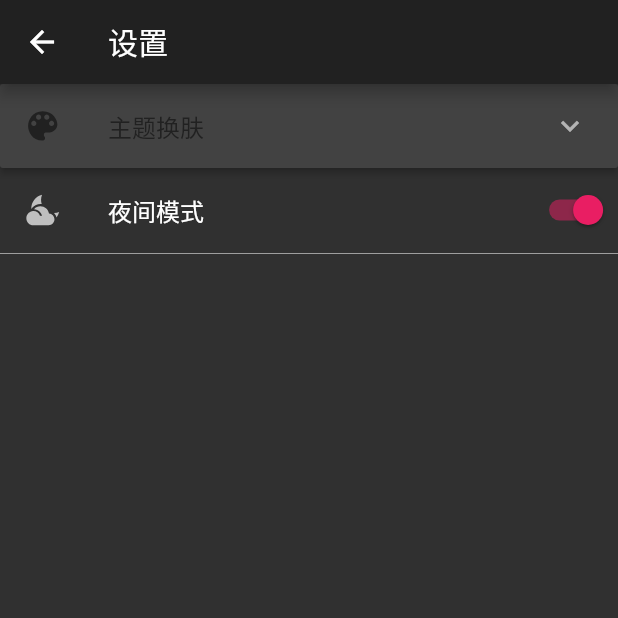
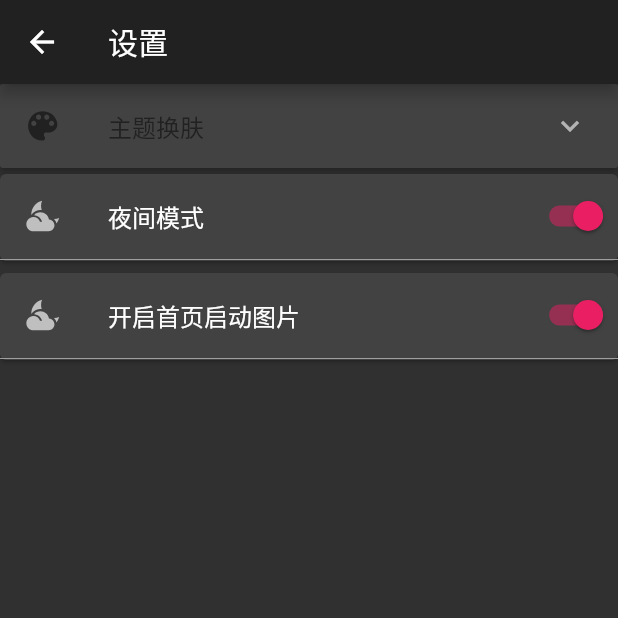
Before and after one commit to lingxiaoplus/flutter_picture, a Flutter app: the SettingPage screen opened directly, after a tap on "夜间模式", on a phone screen of 412 x 824 dp, the top half of it. Run offline on Flutter 3.47's test engine with Material 2 defaults, Android fonts, the phone set to English and light mode, and no system bars; our stand-ins replace dio, flutter_svg, rxdart, shared_preferences, sqflite, transparent_image; missing offline and left inert: image_picker_saver; accounts and stored records are empty; network calls fail.

```diff
--- a/lib/GlobalProperties.dart
+++ b/lib/GlobalProperties.dart
@@ -70,6 +70,7 @@ class GlobalProperties{
 
   static const THEME_COLOR = "theme_color";
   static const THEME_BRIGHTNESS_LIGHT = "theme_brightness_light";
+  static const OPEN_DALY_IMAGE = "open_daly_image";
 
   static const List<MaterialColor> colors = [Colors.pink,Colors.red,Colors.purple,
     Colors.blue,Colors.lightBlue,
--- a/lib/comon/ListPage.dart
+++ b/lib/comon/ListPage.dart
@@ -1,5 +1,7 @@
 import 'package:flutter/material.dart';
 import 'package:flutter_staggered_grid_view/flutter_staggered_grid_view.dart';
+
+import 'EmptyPage.dart';
 
 typedef HeaderWidgetBuild = Widget Function(BuildContext context, int position);
 typedef FooterWidgetBuild = Widget Function(BuildContext context, int position);
@@ -69,6 +71,9 @@ class ListPageState extends State<ListPage> {
 
   @override
   Widget build(BuildContext context) {
+    if(widget.listData.length < 1){
+      return EmptyPage();
+    }
     return StaggeredGridView.countBuilder(
       controller: _scrollController,
       shrinkWrap: true,
--- a/lib/home/category.dart
+++ b/lib/home/category.dart
@@ -74,7 +74,7 @@ class CategoryPageState extends State<CategoryPage> with AutomaticKeepAliveClien
             MaterialPageRoute(
               builder: (context) =>
                   VerticalPage(url: GlobalProperties.BASE_URL +
-                      GlobalProperties.CATEGORY_VERTICAL_URL + "/${wallpapers[position].id}/vertical"),));
+                      GlobalProperties.BANNER_URL + "/${wallpapers[position].id}/vertical"),));
       },
     );
     return Card(
--- a/lib/home/drawer/settings.dart
+++ b/lib/home/drawer/settings.dart
@@ -4,18 +4,21 @@ import 'package:flutter_svg/svg.dart';
 import 'package:shared_preferences/shared_preferences.dart';
 
 import '../../GlobalProperties.dart';
-class SettingPage extends StatefulWidget{
+
+class SettingPage extends StatefulWidget {
   @override
   State<StatefulWidget> createState() {
     return SettingPageState();
   }
 }
 
-class SettingPageState extends State<SettingPage>{
+class SettingPageState extends State<SettingPage> {
   List<Item> _data;
   bool openDark = false;
+  bool openDalyImage = true;  //是否开启日图
 
   bool isColorExpanded = false;
+
   @override
   void initState() {
     super.initState();
@@ -24,12 +27,18 @@ class SettingPageState extends State<SettingPage>{
     getLocalProperties();
   }
 
-  void getLocalProperties() async{
+  void getLocalProperties() async {
     SharedPreferences prefs = await SharedPreferences.getInstance();
     bool light = prefs.getBool(GlobalProperties.THEME_BRIGHTNESS_LIGHT);
-    if(light != null){
+    bool dalyImage = prefs.getBool(GlobalProperties.OPEN_DALY_IMAGE);
+    if (light != null) {
       setState(() {
         openDark = !light;
+      });
+    }
+    if(dalyImage != null){
+      setState(() {
+        openDalyImage = dalyImage;
       });
     }
   }
@@ -46,38 +55,75 @@ class SettingPageState extends State<SettingPage>{
         child: Column(
           children: <Widget>[
             _buildPanel(),
-            _buildSwitch(),
-            DecoratedBox(decoration: BoxDecoration(
+            InkWell(
+              child: _buildSwitch(
+                  ListTile(
+                title: Text('夜间模式'),
+                leading: getSvg('assets/md-cloudy-night.svg'), )
+                  ,openDark,
+                  changedLightTheme),
+              onTap: () {
+                changedLightTheme(openDark);
+              },
+            ),
+            InkWell(
+              child: _buildSwitch(
+                  ListTile(
+                    title: Text('${openDalyImage?"开启":"关闭"}首页启动图片'),
+                    leading: getSvg('assets/md-cloudy-night.svg'), )
+                  ,openDalyImage,
+                  changeDalyImage),
+              onTap: () {
+                changeDalyImage(openDalyImage);
+              },
+            ),
+            DecoratedBox(
+                decoration: BoxDecoration(
                     border: Border(
-                top: Divider.createBorderSide(context,color: Colors.cyan,width: 25),
-                  bottom: Divider.createBorderSide(context,color: Colors.cyan,width: 25))
-            )),
+                        top: Divider.createBorderSide(context,
+                            color: Colors.cyan, width: 25),
+                        bottom: Divider.createBorderSide(context,
+                            color: Colors.cyan, width: 25)))),
           ],
         ),
       ),
     );
   }
 
-  void postBrightChanged(bool opened){
+  void changedLightTheme(bool opened){
+    setState(() {
+      openDark = !opened;
+    });
+    postBrightChanged(openDark);
+  }
+
+  void changeDalyImage(bool opened) async{
+    setState(() {
+      openDalyImage = !opened;
+    });
+    SharedPreferences prefs = await SharedPreferences.getInstance();
+    prefs.setBool(GlobalProperties.OPEN_DALY_IMAGE, openDalyImage);
+  }
+
+  void postBrightChanged(bool opened) {
     ChangeThemeEvent event;
-    if(opened) {
+    if (opened) {
       event = new ChangeThemeEvent(brightness: Brightness.dark);
-    }else{
+    } else {
       event = new ChangeThemeEvent(brightness: Brightness.light);
     }
     RxBus.instance.post(event);
   }
 
   List<Item> generateItems(int numberOfItems) {
-
     return List.generate(numberOfItems, (int index) {
       return Item(
           headerValue: 'Panel $index',
           expandedValue: 'This is item number $index',
-        color: GlobalProperties.colors[index]
-      );
+          color: GlobalProperties.colors[index]);
     });
   }
+
   Widget _buildPanel() {
     return ExpansionPanelList(
       expansionCallback: (int index, bool isExpanded) {
@@ -90,10 +136,14 @@ class SettingPageState extends State<SettingPage>{
           headerBuilder: (BuildContext context, bool isExpanded) {
             return InkWell(
               child: ListTile(
-                title: Text('主题换肤',style: TextStyle(color: Theme.of(context).primaryColor),),
-                leading: getSvg('assets/ic_theme.svg',color: Theme.of(context).primaryColor),
+                title: Text(
+                  '主题换肤',
+                  style: TextStyle(color: Theme.of(context).primaryColor),
                 ),
-                onTap: (){
+                leading: getSvg('assets/ic_theme.svg',
+                    color: Theme.of(context).primaryColor),
+              ),
+              onTap: () {
                 setState(() {
                   isColorExpanded = !isExpanded;
                 });
@@ -101,8 +151,7 @@ class SettingPageState extends State<SettingPage>{
             );
           },
           body: Wrap(
-              children:
-              _data.asMap().keys.map((index) {
+            children: _data.asMap().keys.map((index) {
               return InkWell(
                 child: Padding(
                   padding: EdgeInsets.all(4.0),
@@ -110,14 +159,17 @@ class SettingPageState extends State<SettingPage>{
                     width: 50,
                     height: 50,
                     child: DecoratedBox(
-                          decoration: BoxDecoration(color: _data[index].color)),),),
-                  onTap: (){
+                        decoration: BoxDecoration(color: _data[index].color)),
+                  ),
+                ),
+                onTap: () {
                   var themeData = Theme.of(context).copyWith(
                     brightness: Brightness.light,
                     primaryColor: _data[index].color,
                   );
 
-                    ChangeThemeEvent event = new ChangeThemeEvent(color: _data[index].color,position: index);
+                  ChangeThemeEvent event = new ChangeThemeEvent(
+                      color: _data[index].color, position: index);
                   RxBus.instance.post(event);
                 },
               );
@@ -129,40 +181,30 @@ class SettingPageState extends State<SettingPage>{
     );
   }
 
-  Widget _buildSwitch(){
+  Widget _buildSwitch(ListTile listTile,bool opened,ValueChanged<bool> valueChanged) {
     return Row(
       //crossAxisAlignment: CrossAxisAlignment.center,
       children: <Widget>[
-        Expanded(child: ListView(
+        Expanded(
+            child: Card(
+              margin: EdgeInsets.only(top: 4.0,bottom: 4.0),
+              child: ListView(
                 shrinkWrap: true,
                 children: <Widget>[
-            Flex(direction: Axis.horizontal,children: <Widget>[
+                  Flex(
+                    direction: Axis.horizontal,
+                    children: <Widget>[
                       Expanded(
                         flex: 6,
-                child:InkWell(
-                  child: ListTile(
-                    title: Text('夜间模式'),
-                    leading: getSvg('assets/md-cloudy-night.svg'),
-                  ),
-                  onTap: (){
-                    setState(() {
-                      openDark = !openDark;
-                    });
-                    postBrightChanged(openDark);
-                  },
-                ),
+                        child: listTile,
                       ),
                       Expanded(
-                flex:1,
+                        flex: 1,
                         child: Switch.adaptive(
-                  value: openDark,
+                          value: opened,
                           activeColor: Colors.pink,
-                  onChanged: (bool opened){
-                    setState(() {
-                      openDark = opened;
-                    });
-                    postBrightChanged(opened);
-                  },),
+                          onChanged: valueChanged,
+                        ),
                       )
                     ],
                   ),
@@ -170,15 +212,19 @@ class SettingPageState extends State<SettingPage>{
                     height: 2.0,
                     color: Colors.grey,
                   )
-
                 ],
-        )),
+              ),
+            )
+        ),
       ],
     );
   }
 
-  Widget getSvg(String name,{Color color}){
-    var pic = SvgPicture.asset(name,color: color,);
+  Widget getSvg(String name, {Color color}) {
+    var pic = SvgPicture.asset(
+      name,
+      color: color,
+    );
     return SizedBox(
       width: 25,
       height: 25,
@@ -188,12 +234,11 @@ class SettingPageState extends State<SettingPage>{
 }
 
 class Item {
-  Item({
-    this.expandedValue,
+  Item(
+      {this.expandedValue,
       this.headerValue,
       this.isExpanded = false,
-    this.color = Colors.white
-  });
+      this.color = Colors.white});
 
   String expandedValue;
   String headerValue;
@@ -201,10 +246,11 @@ class Item {
   Color color;
 }
 
-
-class ChangeThemeEvent{
+class ChangeThemeEvent {
   MaterialColor color;
   int position;
   Brightness brightness;
-  ChangeThemeEvent({this.color,this.brightness = Brightness.light,this.position=0});
+
+  ChangeThemeEvent(
+      {this.color, this.brightness = Brightness.light, this.position = 0});
 }
--- a/lib/home/vertical.dart
+++ b/lib/home/vertical.dart
@@ -1,10 +1,6 @@
 import 'dart:convert';
 
 import 'package:flutter/material.dart';
-
-import '../GlobalProperties.dart';
-import '../main.dart';
-import 'category.dart';
 import 'detail/VerticalDetail.dart';
 
 class VerticalPage extends StatefulWidget{
```
Also changed, not shown: lib/comon/EmptyPage.dart (added, +20 -0 lines), lib/comon/NoNetWorkPage.dart (added, +20 -0 lines), lib/home/detail/BannerDetail.dart (+4 -3 lines), lib/home/special.dart (+17 -1 lines), lib/splash.dart (+20 -1 lines). Lines whose indentation alone changed are shown as unchanged.
